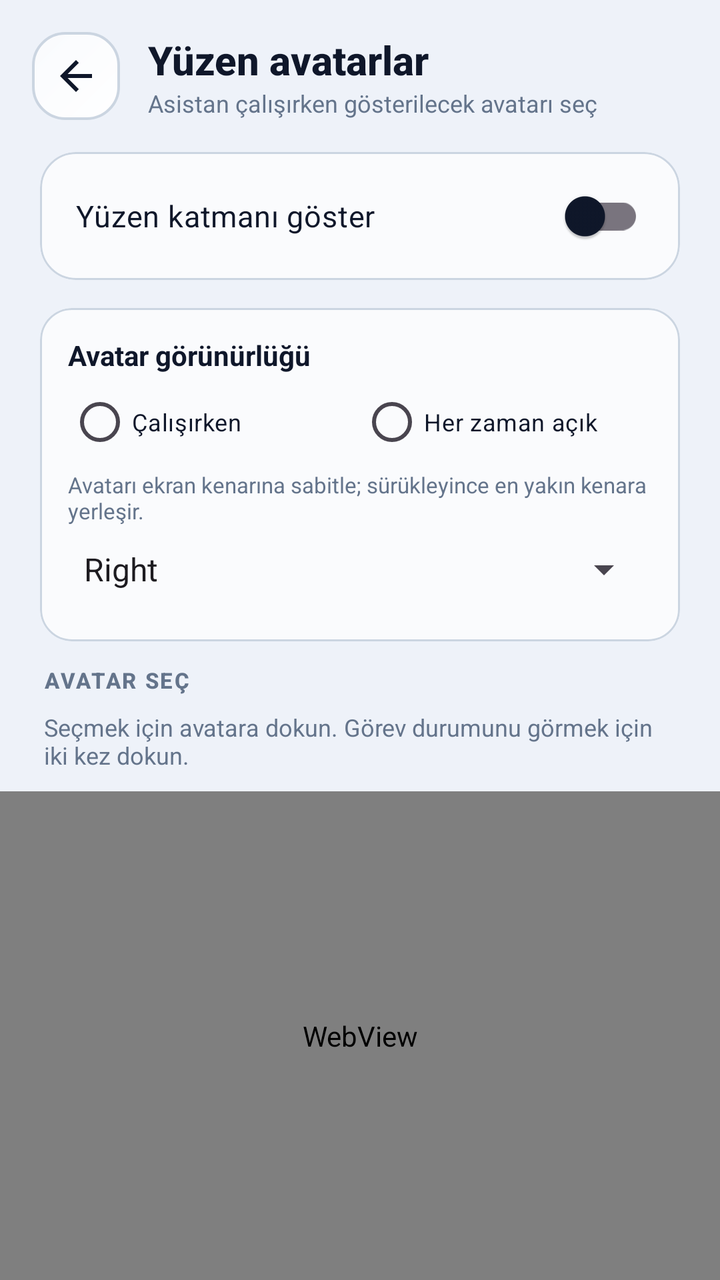
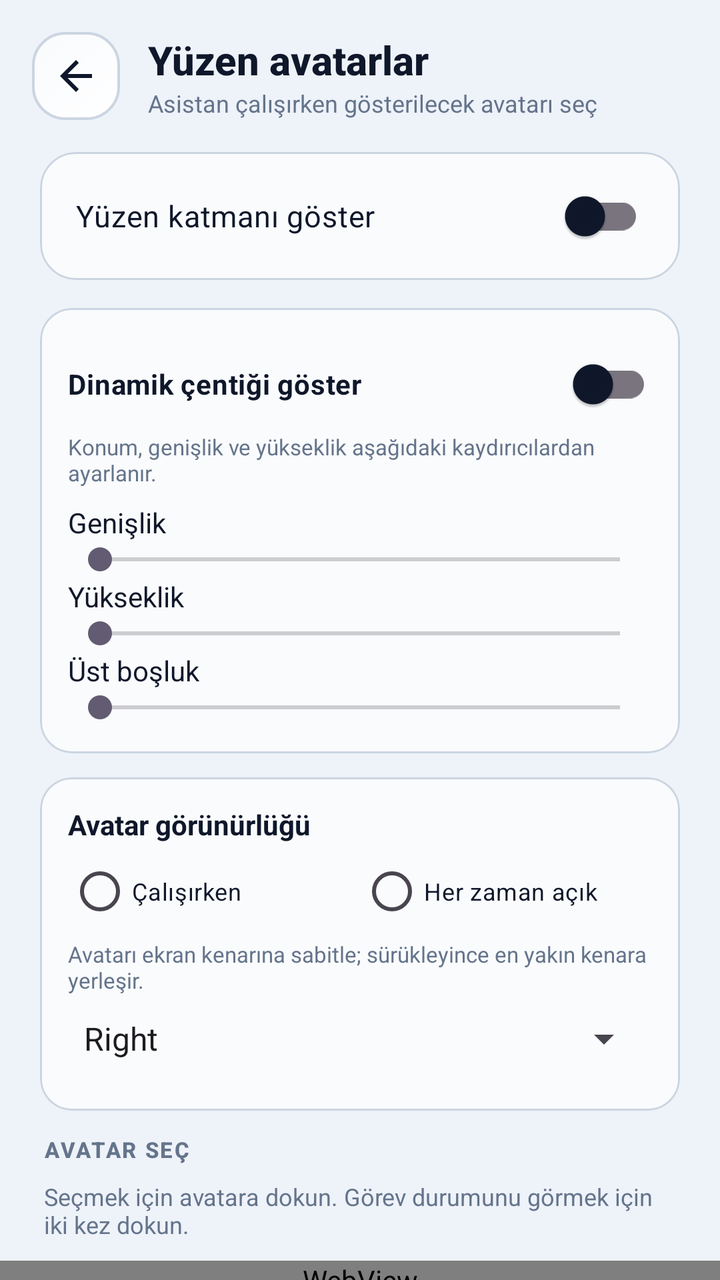

Compare the two renders of this Android layout. The source of the first and the diff that turns it into the second are given below.
<!-- AndroidManifest.xml: application theme Theme.JarvisAssistant -->
<!-- res/layout/activity_overlay_avatar.xml -->
<?xml version="1.0" encoding="utf-8"?>
<LinearLayout xmlns:android="http://schemas.android.com/apk/res/android"
    xmlns:app="http://schemas.android.com/apk/res-auto"
    android:id="@+id/overlayAvatarRoot"
    android:layout_width="match_parent"
    android:layout_height="match_parent"
    android:orientation="vertical"
    android:background="?attr/themeBg">

    <LinearLayout
        android:layout_width="match_parent"
        android:layout_height="wrap_content"
        android:gravity="center_vertical"
        android:orientation="horizontal"
        android:paddingStart="16dp"
        android:paddingEnd="20dp"
        android:paddingTop="16dp"
        android:paddingBottom="12dp">

        <ImageButton
            android:id="@+id/btnBack"
            android:layout_width="44dp"
            android:layout_height="44dp"
            android:background="@drawable/bg_jarvis_icon_square"
            android:src="@drawable/ic_back"
            android:contentDescription="Geri"
            app:tint="?attr/themeTextPrimary" />

        <LinearLayout
            android:layout_width="0dp"
            android:layout_height="wrap_content"
            android:layout_weight="1"
            android:orientation="vertical"
            android:layout_marginStart="14dp">

            <TextView
                android:layout_width="wrap_content"
                android:layout_height="wrap_content"
                android:text="Yüzen avatarlar"
                android:textColor="?attr/themeTextPrimary"
                android:textSize="20sp"
                android:fontFamily="sans-serif-medium"
                android:textStyle="bold" />

            <TextView
                android:layout_width="wrap_content"
                android:layout_height="wrap_content"
                android:text="Asistan çalışırken gösterilecek avatarı seç"
                android:textColor="?attr/themeTextMuted"
                android:textSize="12sp" />
        </LinearLayout>
    </LinearLayout>

    <com.google.android.material.card.MaterialCardView
        android:layout_width="match_parent"
        android:layout_height="wrap_content"
        android:layout_marginStart="20dp"
        android:layout_marginEnd="20dp"
        android:layout_marginTop="4dp"
        android:layout_marginBottom="14dp"
        app:cardBackgroundColor="?attr/themeCardBg"
        app:strokeColor="?attr/themeCardBorder"
        app:strokeWidth="1dp"
        app:cardCornerRadius="18dp">

        <androidx.appcompat.widget.SwitchCompat
            android:id="@+id/switchOverlayEnabled"
            android:layout_width="match_parent"
            android:layout_height="wrap_content"
            android:minHeight="64dp"
            android:paddingStart="18dp"
            android:paddingEnd="18dp"
            android:text="Yüzen katmanı göster"
            android:textColor="?attr/themeTextPrimary"
            android:textSize="15sp" />
    </com.google.android.material.card.MaterialCardView>

    <com.google.android.material.card.MaterialCardView
        android:layout_width="match_parent"
        android:layout_height="wrap_content"
        android:layout_marginStart="20dp"
        android:layout_marginEnd="20dp"
        android:layout_marginBottom="12dp"
        app:cardBackgroundColor="?attr/themeCardBg"
        app:strokeColor="?attr/themeCardBorder"
        app:strokeWidth="1dp"
        app:cardCornerRadius="16dp">

        <LinearLayout
            android:layout_width="match_parent"
            android:layout_height="wrap_content"
            android:orientation="vertical"
            android:padding="14dp">

            <TextView
                android:layout_width="wrap_content"
                android:layout_height="wrap_content"
                android:text="Avatar görünürlüğü"
                android:textColor="?attr/themeTextPrimary"
                android:textStyle="bold"
                android:textSize="14sp" />

            <RadioGroup
                android:id="@+id/radioOverlayMode"
                android:layout_width="match_parent"
                android:layout_height="wrap_content"
                android:orientation="horizontal">

                <RadioButton
                    android:id="@+id/rbOverlayWorking"
                    android:layout_width="0dp"
                    android:layout_height="wrap_content"
                    android:layout_weight="1"
                    android:text="Çalışırken"
                    android:textColor="?attr/themeTextPrimary"
                    android:textSize="12sp" />

                <RadioButton
                    android:id="@+id/rbOverlayAlways"
                    android:layout_width="0dp"
                    android:layout_height="wrap_content"
                    android:layout_weight="1"
                    android:text="Her zaman açık"
                    android:textColor="?attr/themeTextPrimary"
                    android:textSize="12sp" />
            </RadioGroup>

            <TextView
                android:layout_width="wrap_content"
                android:layout_height="wrap_content"
                android:text="Avatarı ekran kenarına sabitle; sürükleyince en yakın kenara yerleşir."
                android:textColor="?attr/themeTextMuted"
                android:textSize="11sp" />

            <Spinner
                android:id="@+id/spinnerOverlayEdge"
                android:layout_width="match_parent"
                android:layout_height="44dp"
                android:entries="@array/overlay_edges"
                android:spinnerMode="dropdown" />
        </LinearLayout>
    </com.google.android.material.card.MaterialCardView>

    <TextView
        android:layout_width="match_parent"
        android:layout_height="wrap_content"
        android:paddingStart="22dp"
        android:paddingEnd="22dp"
        android:paddingBottom="8dp"
        android:text="AVATAR SEÇ"
        android:textColor="?attr/themeTextMuted"
        android:textSize="11sp"
        android:letterSpacing="0.08"
        android:fontFamily="sans-serif-medium"
        android:textStyle="bold" />

    <TextView
        android:layout_width="match_parent"
        android:layout_height="wrap_content"
        android:paddingStart="22dp"
        android:paddingEnd="22dp"
        android:paddingBottom="10dp"
        android:text="Seçmek için avatara dokun. Görev durumunu görmek için iki kez dokun."
        android:textColor="?attr/themeTextMuted"
        android:textSize="12sp" />

    <WebView
        android:id="@+id/avatarGallery"
        android:layout_width="match_parent"
        android:layout_height="0dp"
        android:layout_weight="1"
        android:background="@android:color/transparent"
        android:overScrollMode="never"
        android:scrollbars="none" />
</LinearLayout>
<!-- resources referenced by this layout -->
<resources>
  <string-array name="overlay_edges">
          <item>Right</item>
          <item>Left</item>
          <item>Top</item>
          <item>Bottom</item>
      </string-array>
  <!-- drawable bg_jarvis_icon_square (drawable) -->
  <?xml version="1.0" encoding="utf-8"?>
  <ripple xmlns:android="http://schemas.android.com/apk/res/android"
      android:color="?attr/themeAccentLight">
      <item>
          <shape android:shape="rectangle">
              <corners android:radius="16dp" />
              <gradient
                  android:type="linear"
                  android:angle="135"
                  android:startColor="?attr/themeCardGlassStart"
                  android:endColor="?attr/themeCardGlassEnd" />
              <stroke
                  android:width="1.2dp"
                  android:color="?attr/themeCardBorder" />
          </shape>
      </item>
  </ripple>
  <!-- drawable ic_back (drawable) -->
  <vector xmlns:android="http://schemas.android.com/apk/res/android"
      android:width="24dp"
      android:height="24dp"
      android:viewportWidth="24"
      android:viewportHeight="24">
    <path
        android:fillColor="#F4F4F6"
        android:pathData="M20,11H7.83l5.59,-5.59L12,4l-8,8 8,8 1.41,-1.41L7.83,13H20v-2z"/>
  </vector>
  <style name="Theme.JarvisAssistant" parent="Theme.JarvisAssistant.Light" />
  <!-- drawable bg_liquid_glow_light_1 (drawable) -->
  <?xml version="1.0" encoding="utf-8"?>
  <shape xmlns:android="http://schemas.android.com/apk/res/android"
      android:shape="oval">
      <gradient
          android:type="radial"
          android:gradientRadius="140dp"
          android:startColor="#262F6BFF"
          android:centerColor="#102F6BFF"
          android:endColor="#002F6BFF" />
  </shape>
  <!-- drawable bg_liquid_glow_light_2 (drawable) -->
  <?xml version="1.0" encoding="utf-8"?>
  <shape xmlns:android="http://schemas.android.com/apk/res/android"
      android:shape="oval">
      <gradient
          android:type="radial"
          android:gradientRadius="130dp"
          android:startColor="#208B5CF6"
          android:centerColor="#0D8B5CF6"
          android:endColor="#008B5CF6" />
  </shape>
  <!-- drawable bg_liquid_glow_light_3 (drawable) -->
  <?xml version="1.0" encoding="utf-8"?>
  <shape xmlns:android="http://schemas.android.com/apk/res/android"
      android:shape="oval">
      <gradient
          android:type="radial"
          android:gradientRadius="140dp"
          android:startColor="#1A06B6D4"
          android:centerColor="#0B06B6D4"
          android:endColor="#0006B6D4" />
  </shape>
  <!-- unchanged entries left out for length: 1 -->
</resources>

<!-- the commit's change to res/layout/activity_overlay_avatar.xml (unified diff, before → after) -->
@@ -73,6 +73,47 @@
             android:text="Yüzen katmanı göster"
             android:textColor="?attr/themeTextPrimary"
             android:textSize="15sp" />
+    </com.google.android.material.card.MaterialCardView>
+
+    <com.google.android.material.card.MaterialCardView
+        android:layout_width="match_parent"
+        android:layout_height="wrap_content"
+        android:layout_marginStart="20dp"
+        android:layout_marginEnd="20dp"
+        android:layout_marginBottom="12dp"
+        app:cardBackgroundColor="?attr/themeCardBg"
+        app:strokeColor="?attr/themeCardBorder"
+        app:strokeWidth="1dp"
+        app:cardCornerRadius="16dp">
+
+        <LinearLayout
+            android:layout_width="match_parent"
+            android:layout_height="wrap_content"
+            android:orientation="vertical"
+            android:padding="14dp">
+
+            <androidx.appcompat.widget.SwitchCompat
+                android:id="@+id/switchDynamicIslandEnabled"
+                android:layout_width="match_parent"
+                android:layout_height="wrap_content"
+                android:text="Dinamik çentiği göster"
+                android:textColor="?attr/themeTextPrimary"
+                android:textStyle="bold" />
+
+            <TextView
+                android:layout_width="match_parent"
+                android:layout_height="wrap_content"
+                android:text="Konum, genişlik ve yükseklik aşağıdaki kaydırıcılardan ayarlanır."
+                android:textColor="?attr/themeTextMuted"
+                android:textSize="11sp" />
+
+            <TextView android:layout_width="match_parent" android:layout_height="wrap_content" android:text="Genişlik" android:textColor="?attr/themeTextPrimary" android:layout_marginTop="8dp" />
+            <SeekBar android:id="@+id/seekDynamicIslandWidth" android:layout_width="match_parent" android:layout_height="wrap_content" android:max="280" />
+            <TextView android:layout_width="match_parent" android:layout_height="wrap_content" android:text="Yükseklik" android:textColor="?attr/themeTextPrimary" />
+            <SeekBar android:id="@+id/seekDynamicIslandHeight" android:layout_width="match_parent" android:layout_height="wrap_content" android:max="118" />
+            <TextView android:layout_width="match_parent" android:layout_height="wrap_content" android:text="Üst boşluk" android:textColor="?attr/themeTextPrimary" />
+            <SeekBar android:id="@+id/seekDynamicIslandTop" android:layout_width="match_parent" android:layout_height="wrap_content" android:max="120" />
+        </LinearLayout>
     </com.google.android.material.card.MaterialCardView>
 
     <com.google.android.material.card.MaterialCardView
